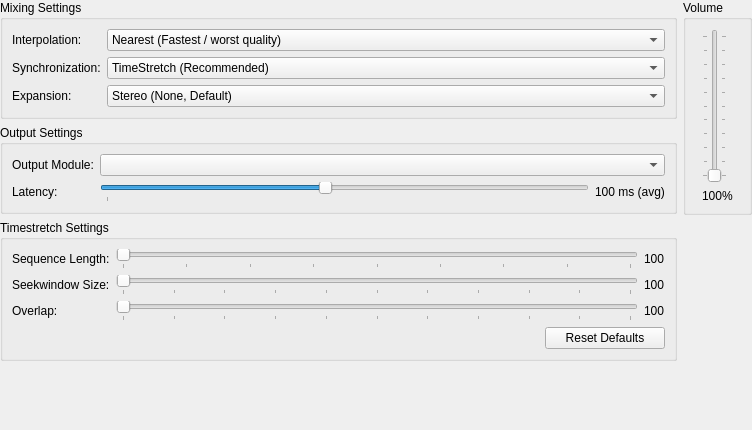
First picture: the form in pcsx2-qt/Settings/AudioSettingsWidget.ui, repository PCSX2/pcsx2, before the edit.
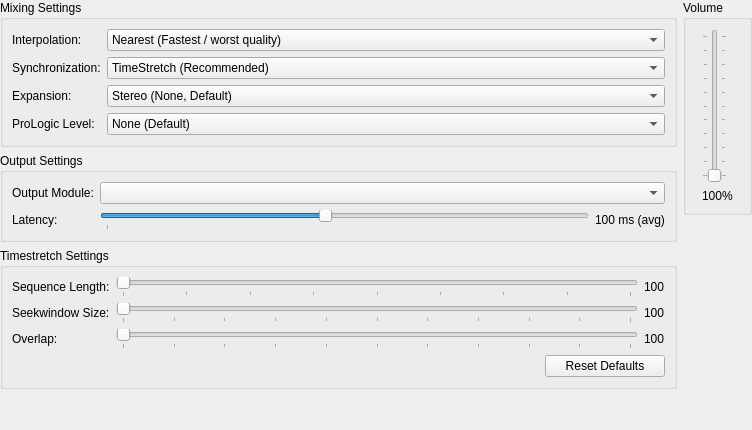
Second picture: the form after the edit.

Commit message: Qt: Add ProLogic decoding audio settings

Patch:
```diff
--- a/pcsx2-qt/Settings/AudioSettingsWidget.ui
+++ b/pcsx2-qt/Settings/AudioSettingsWidget.ui
@@ -130,6 +130,32 @@
         </item>
        </widget>
       </item>
+	  <item row="3" column="0">
+       <widget class="QLabel" name="label_3b">
+        <property name="text">
+         <string>ProLogic Level:</string>
+        </property>
+       </widget>
+      </item>
+      <item row="3" column="1">
+       <widget class="QComboBox" name="dplLevel">
+        <item>
+         <property name="text">
+          <string>None (Default)</string>
+         </property>
+        </item>
+        <item>
+         <property name="text">
+          <string>ProLogic Decoding (basic)</string>
+         </property>
+        </item>
+        <item>
+         <property name="text">
+          <string>ProLogic II Decoding (gigaherz)</string>
+         </property>
+        </item>
+       </widget>
+      </item>
      </layout>
     </widget>
    </item>
```
The commit also changes 5 other files.
